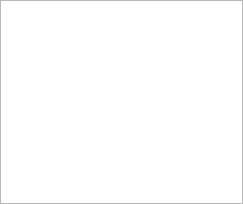
Above: src/editor/complisttab.ui from aibolem/TeleScore before the change. Below: the same form after it.
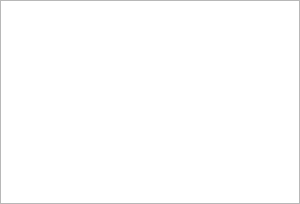
That is the form after the change.

What changed in the file:
```diff
--- a/src/editor/complisttab.ui
+++ b/src/editor/complisttab.ui
@@ -6,10 +6,22 @@
    <rect>
     <x>0</x>
     <y>0</y>
-    <width>243</width>
+    <width>300</width>
     <height>204</height>
    </rect>
   </property>
+  <property name="sizePolicy">
+   <sizepolicy hsizetype="Preferred" vsizetype="Preferred">
+    <horstretch>0</horstretch>
+    <verstretch>0</verstretch>
+   </sizepolicy>
+  </property>
+  <property name="minimumSize">
+   <size>
+    <width>300</width>
+    <height>0</height>
+   </size>
+  </property>
   <property name="windowTitle">
    <string>Form</string>
   </property>
@@ -31,6 +43,12 @@
    </property>
    <item row="0" column="0">
     <widget class="QTreeView" name="treeView">
+     <property name="minimumSize">
+      <size>
+       <width>0</width>
+       <height>0</height>
+      </size>
+     </property>
      <property name="dragEnabled">
       <bool>true</bool>
      </property>
```
